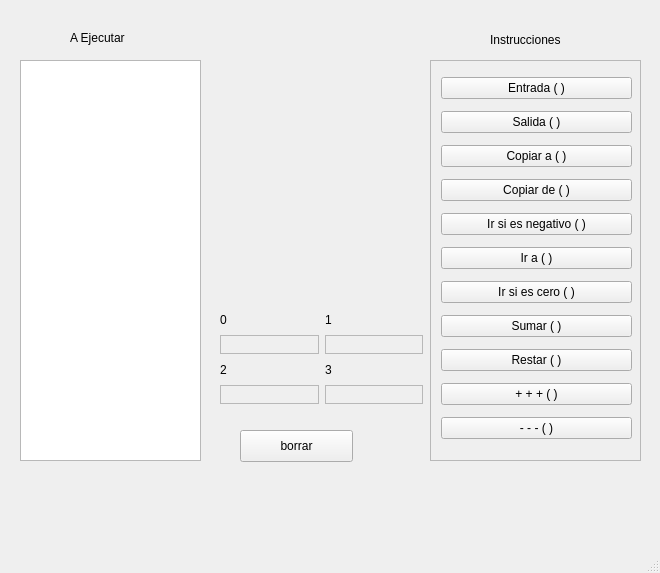
The window that Interfaz.ui (AlexandroCode/pgmAlgoritmos) describes before a commit, drawn with Qt 5.
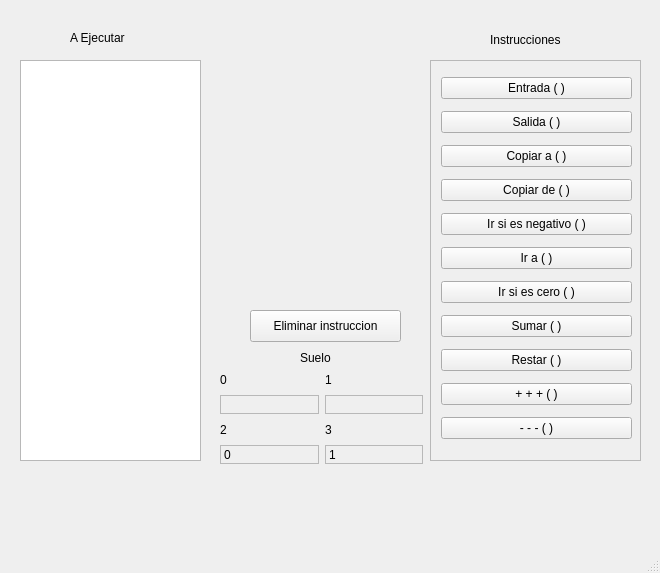
The same window after the commit.

Commit message: Se arregló layout suelo

```diff
--- a/Interfaz.ui
+++ b/Interfaz.ui
@@ -163,7 +163,7 @@
     <property name="geometry">
      <rect>
       <x>220</x>
-      <y>310</y>
+      <y>370</y>
       <width>203</width>
       <height>94</height>
      </rect>
@@ -175,7 +175,7 @@
         <enum>QFrame::StyledPanel</enum>
        </property>
        <property name="text">
-        <string/>
+        <string>1</string>
        </property>
       </widget>
      </item>
@@ -205,7 +205,7 @@
         <enum>QFrame::StyledPanel</enum>
        </property>
        <property name="text">
-        <string/>
+        <string>0</string>
        </property>
       </widget>
      </item>
@@ -290,14 +290,27 @@
    <widget class="QPushButton" name="btnborrar">
     <property name="geometry">
      <rect>
-      <x>240</x>
-      <y>430</y>
-      <width>113</width>
+      <x>250</x>
+      <y>310</y>
+      <width>151</width>
       <height>32</height>
      </rect>
     </property>
     <property name="text">
-     <string>borrar</string>
+     <string>Eliminar instruccion</string>
+    </property>
+   </widget>
+   <widget class="QLabel" name="label_7">
+    <property name="geometry">
+     <rect>
+      <x>300</x>
+      <y>350</y>
+      <width>61</width>
+      <height>16</height>
+     </rect>
+    </property>
+    <property name="text">
+     <string>Suelo</string>
     </property>
    </widget>
    <zorder>scrollArea</zorder>
```
Left out of the diff: 4 changed lines with no effect on the pictures.
